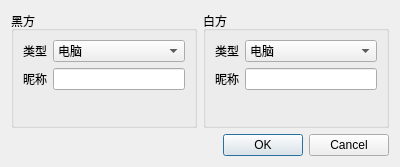
This is ui/newgamedialog.ui in X1aomu/QReversi as Qt 5 draws it before an edit. The edited form follows.
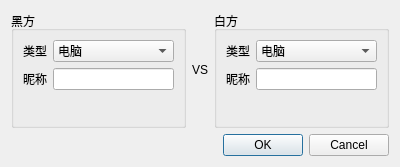
This is the edited form.

Diff of the .ui file:
```diff
--- a/ui/newgamedialog.ui
+++ b/ui/newgamedialog.ui
@@ -56,6 +56,13 @@
        </layout>
       </widget>
      </item>
+     <item>
+      <widget class="QLabel" name="label_3">
+       <property name="text">
+        <string>VS</string>
+       </property>
+      </widget>
+     </item>
      <item>
       <widget class="QGroupBox" name="groupBox_2">
        <property name="title">
```
